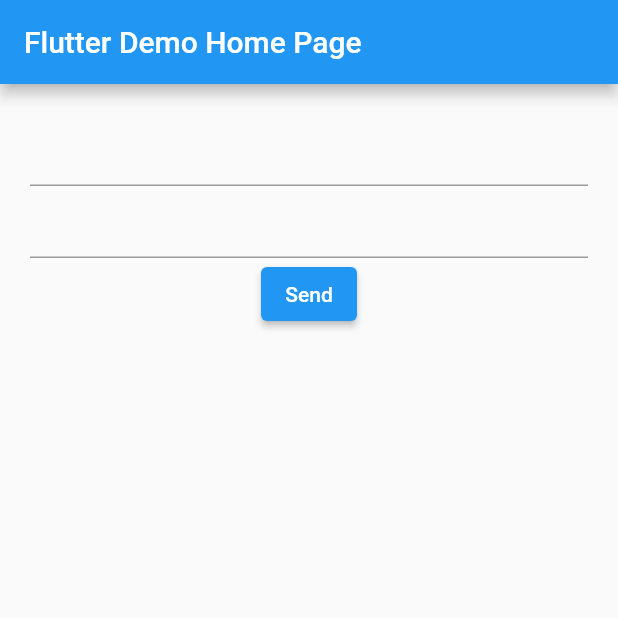
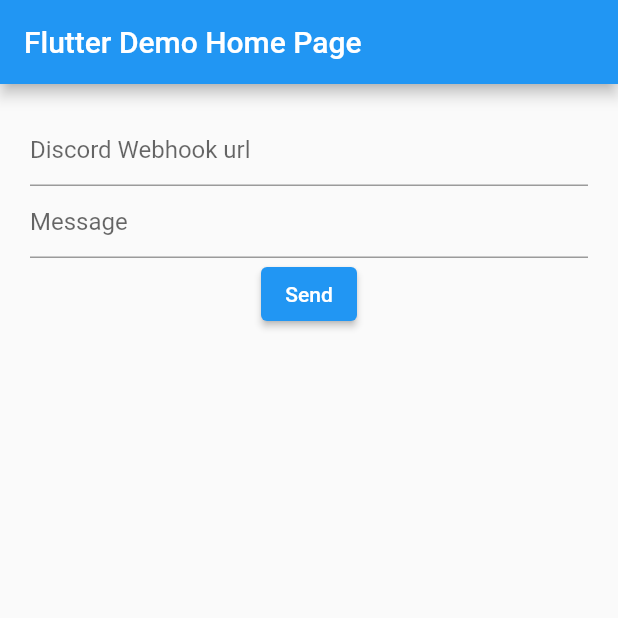
Before and after one commit to ctkqiang/flutter_discord_logger, a Flutter app: the screen it shows after launch, after a tap on "Send", on a phone screen of 412 x 824 dp, the top half of it. Run offline on Flutter 3.47's test engine with Material 2 defaults, Android fonts, the phone set to English and light mode, and no system bars; statements that could not run were skipped.

Commit message:
Finalised package

```diff
--- a/example/lib/main.dart
+++ b/example/lib/main.dart
@@ -1,4 +1,5 @@
 import 'package:flutter/material.dart';
+import 'package:flutter_discord_logger/flutter_discord_logger.dart';
 
 void main() {
   runApp(const MyApp());
@@ -73,10 +74,35 @@ class _MyHomePageState extends State<MyHomePage> {
           child: Form(
             child: Column(
               children: [
-                TextFormField(),
-                TextFormField(),
+                TextFormField(
+                  controller: webhook,
+                  decoration:
+                      const InputDecoration(hintText: 'Discord Webhook url'),
+                ),
+                TextFormField(
+                  controller: message,
+                  decoration: const InputDecoration(hintText: 'Message'),
+                ),
                 ElevatedButton(
-                  onPressed: () {},
+                  onPressed: () {
+                    /// Init Discord
+                    late final Discord discord = Discord(
+                      /// Name of your webhook
+                      appName: 'app',
+
+                      /// Your Webhook url
+                      webhookUrl: webhook.text.toString(),
+                    );
+
+                    discord.send(
+                      /// Your message
+                      message: message.text.toString(),
+
+                      timer: 2,
+
+                      /// delay, default set to 1
+                    );
+                  },
                   child: const Text('Send'),
                 ),
               ],
--- a/example/pubspec.yaml
+++ b/example/pubspec.yaml
@@ -34,6 +34,9 @@ dependencies:
   # The following adds the Cupertino Icons font to your application.
   # Use with the CupertinoIcons class for iOS style icons.
   cupertino_icons: ^1.0.2
+
+  flutter_discord_logger:
+    path: ../
 
 dev_dependencies:
   flutter_test:
--- a/lib/flutter_discord_logger.dart
+++ b/lib/flutter_discord_logger.dart
@@ -10,7 +10,7 @@ class Discord {
   String? webhookUrl;
 
   @required
-  Discord({this.appName, this.webhookUrl}) {
+  Discord({@required this.appName, @required this.webhookUrl}) {
     Discord._();
   }
 
@@ -18,7 +18,7 @@ class Discord {
   /// [message] custom messages
   /// [timer] delay , default set to 1 second
   @required
-  Future<void> send({String? message, int? timer = 1}) async {
+  Future<void> send({@required String? message, int? timer = 1}) async {
     Uri url = Uri.parse(webhookUrl!);
 
     Future.delayed(Duration(seconds: timer!), () async {
--- a/pubspec.yaml
+++ b/pubspec.yaml
@@ -1,7 +1,8 @@
 name: flutter_discord_logger
-description: A new Flutter package project.
+description: A new Flutter package for sending string message to discord channel.
 version: 0.0.1
-homepage:
+publisher: John Melody Me
+homepage: https://github.com/johnmelodyme/flutter_discord_logger.git
 
 environment:
   sdk: ">=2.17.0 <3.0.0"
@@ -11,6 +12,7 @@ dependencies:
   flutter:
     sdk: flutter
   http: ^0.13.4
+
 
 dev_dependencies:
   flutter_test:
```
Also changed, not shown: example/pubspec.lock, 1 other file.
